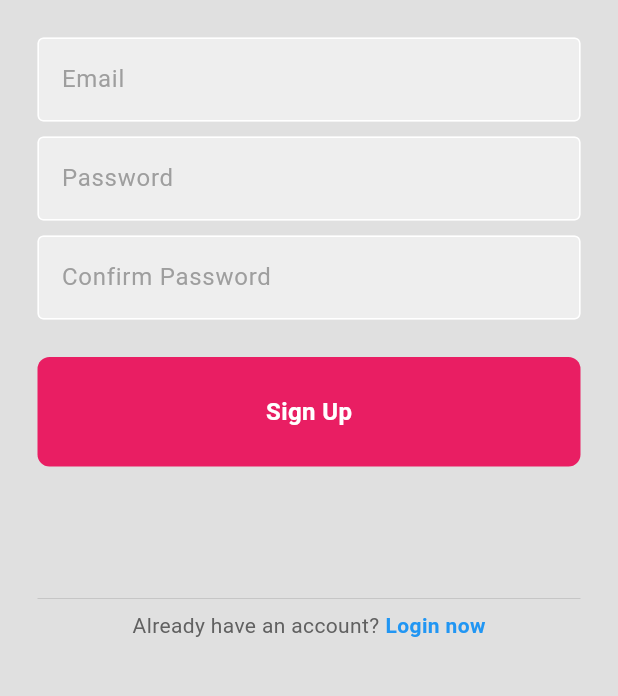
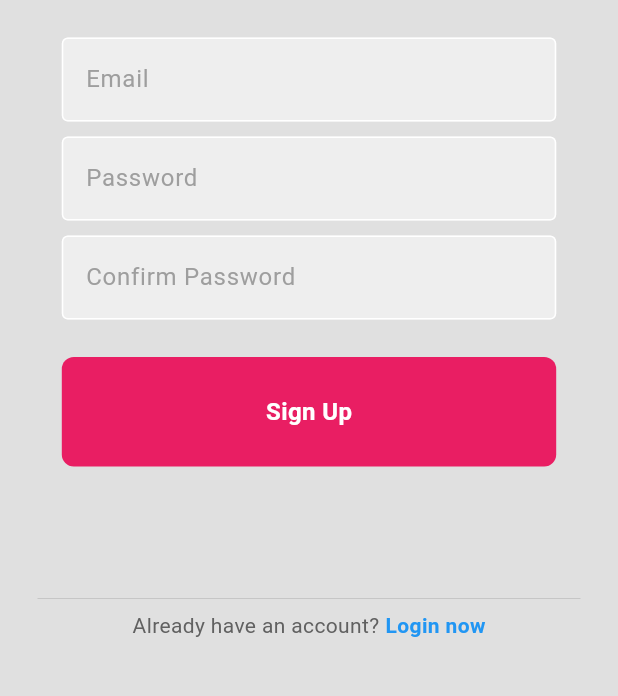
Before and after one commit to katarinasokcevic/StroopEffect, a Flutter app: the screen it shows after launch, after a tap on "Register now", on a phone screen of 412 x 824 dp, the part 378-1074 px from its top. Run offline on Flutter 3.47's test engine with Material 3 defaults, Android fonts, the phone set to English and light mode, and no system bars; our stand-ins replace cloud_firestore, firebase_auth, firebase_core, firebase_storage, shared_preferences; accounts and stored records are empty; network calls fail.

Commit message:
register fixed

```diff
--- a/lib/pages/authentication/login.dart
+++ b/lib/pages/authentication/login.dart
@@ -85,8 +85,6 @@ class _LoginPageState extends State<LoginPage> {
 
   @override
   Widget build(BuildContext context) {
-    double screenWidth = MediaQuery.of(context).size.width;
-
     return Scaffold(
       backgroundColor: Colors.grey[300],
       body: SafeArea(
--- a/lib/pages/authentication/register.dart
+++ b/lib/pages/authentication/register.dart
@@ -27,13 +27,12 @@ class _RegisterPageState extends State<RegisterPage> {
     );
 
     try {
-      if(passwordController.text == confirmPasswordController.text ) {
+      if (passwordController.text == confirmPasswordController.text) {
         await FirebaseAuth.instance.createUserWithEmailAndPassword(
           email: emailController.text,
           password: passwordController.text,
         );
-      }
-      else {
+      } else {
         showErrorMessage("Passwords don't match");
       }
 
@@ -65,6 +64,24 @@ class _RegisterPageState extends State<RegisterPage> {
     );
   }
 
+  Widget _buildResponsiveContainer(double maxWidth, Widget child) {
+    double width = maxWidth;
+    if (MediaQuery.of(context).size.shortestSide < 600) {
+      width *= 0.8; // Use 80% of the width for mobile devices
+    } else if (MediaQuery.of(context).size.shortestSide >= 600 &&
+        MediaQuery.of(context).size.shortestSide < 1200) {
+      width *= 0.4; // Use 40% of the width for tablets
+    } else {
+      width *= 0.15; // Use 20% of the width for larger screens
+    }
+    return Center(
+      child: Container(
+        width: width,
+        child: child,
+      ),
+    );
+  }
+
   @override
   Widget build(BuildContext context) {
     double screenWidth = MediaQuery.of(context).size.width;
@@ -83,7 +100,6 @@ class _RegisterPageState extends State<RegisterPage> {
                     fontWeight: FontWeight.bold,
                   ),
                 ),
-
                 const SizedBox(height: 50),
                 const Text(
                   'Welcome to Stroop Effect app!',
@@ -91,13 +107,12 @@ class _RegisterPageState extends State<RegisterPage> {
                     fontSize: 16,
                   ),
                 ),
-
                 const SizedBox(height: 25),
-                Padding(
-                  padding: EdgeInsets.symmetric(
-                    horizontal: screenWidth > 600 ? 1100 : 25,
-                  ),
-                  child: TextField(
+                LayoutBuilder(
+                  builder: (BuildContext context, BoxConstraints constraints) {
+                    return _buildResponsiveContainer(
+                      constraints.maxWidth,
+                      TextField(
                         controller: emailController,
                         obscureText: false,
                         decoration: InputDecoration(
@@ -113,15 +128,15 @@ class _RegisterPageState extends State<RegisterPage> {
                           hintStyle: TextStyle(color: Colors.grey[500]),
                         ),
                       ),
+                    );
+                  },
                 ),
-
                 const SizedBox(height: 10),
-
-                Padding(
-                  padding: EdgeInsets.symmetric(
-                    horizontal: screenWidth > 600 ? 1100 : 25,
-                  ),
-                  child: TextField(
+                LayoutBuilder(
+                  builder: (BuildContext context, BoxConstraints constraints) {
+                    return _buildResponsiveContainer(
+                      constraints.maxWidth,
+                      TextField(
                         controller: passwordController,
                         obscureText: true,
                         decoration: InputDecoration(
@@ -137,15 +152,15 @@ class _RegisterPageState extends State<RegisterPage> {
                           hintStyle: TextStyle(color: Colors.grey[500]),
                         ),
                       ),
+                    );
+                  },
                 ),
-
                 const SizedBox(height: 10),
-
-                Padding(
-                  padding: EdgeInsets.symmetric(
-                    horizontal: screenWidth > 600 ? 1100 : 25,
-                  ),
-                  child: TextField(
+                LayoutBuilder(
+                  builder: (BuildContext context, BoxConstraints constraints) {
+                    return _buildResponsiveContainer(
+                      constraints.maxWidth,
+                      TextField(
                         controller: confirmPasswordController,
                         obscureText: true,
                         decoration: InputDecoration(
@@ -161,17 +176,18 @@ class _RegisterPageState extends State<RegisterPage> {
                           hintStyle: TextStyle(color: Colors.grey[500]),
                         ),
                       ),
+                    );
+                  },
                 ),
-
                 const SizedBox(height: 25),
-
+                LayoutBuilder(
+                  builder: (BuildContext context, BoxConstraints constraints) {
+                    return _buildResponsiveContainer(
+                      constraints.maxWidth,
                       GestureDetector(
                         onTap: signUserUp,
                         child: Container(
                           padding: EdgeInsets.all(25),
-                    margin: EdgeInsets.symmetric(
-                      horizontal: screenWidth > 600 ? 1100 : 25,
-                    ),
                           decoration: BoxDecoration(
                             color: Colors.pink,
                             borderRadius: BorderRadius.circular(8),
@@ -188,9 +204,10 @@ class _RegisterPageState extends State<RegisterPage> {
                           ),
                         ),
                       ),
-
+                    );
+                  },
+                ),
                 const SizedBox(height: 80),
-
                 Padding(
                   padding: const EdgeInsets.symmetric(horizontal: 25.0),
                   child: Row(
@@ -204,7 +221,6 @@ class _RegisterPageState extends State<RegisterPage> {
                     ],
                   ),
                 ),
-
                 Row(
                   mainAxisAlignment: MainAxisAlignment.center,
                   children: [
--- a/lib/pages/result.dart
+++ b/lib/pages/result.dart
@@ -102,7 +102,6 @@ class ResultPage extends StatelessWidget {
 
   void _showNameInputDialog(BuildContext context) {
     String name = '';
-
     showDialog(
       context: context,
       builder: (context) {
@@ -125,12 +124,9 @@ class ResultPage extends StatelessWidget {
                 padding: EdgeInsets.all(25),
               ),
               onPressed: () async {
-                User? user = FirebaseAuth.instance.currentUser;
-                String userId = user!.uid;
                 resultData.nickname = name;
                 saveResult();
 
-                //Navigator.of(context).pop();
                 if (context.mounted) { // Check if the widget is still mounted
                   Navigator.pushReplacement(
                     context,
@@ -172,4 +168,7 @@ class ResultPage extends StatelessWidget {
     };
     await db.collection("results").doc(resultData.timestamp).set(dbData);
   }
+
+
+
 }
```
Lines whose indentation alone changed are shown as unchanged.
